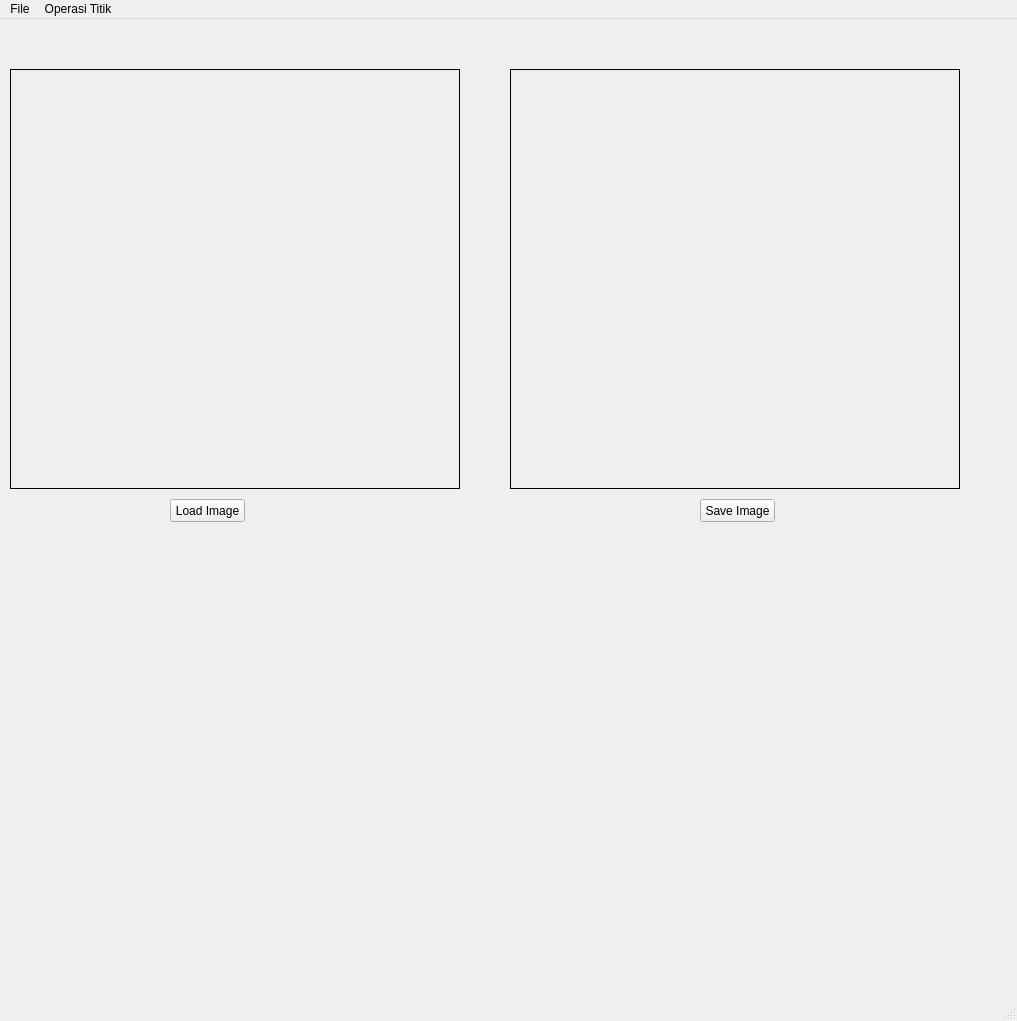
This is p1/A5/A5.ui in Rhyred/My_PraK_PCD as Qt 5 draws it before an edit. The edited form follows.
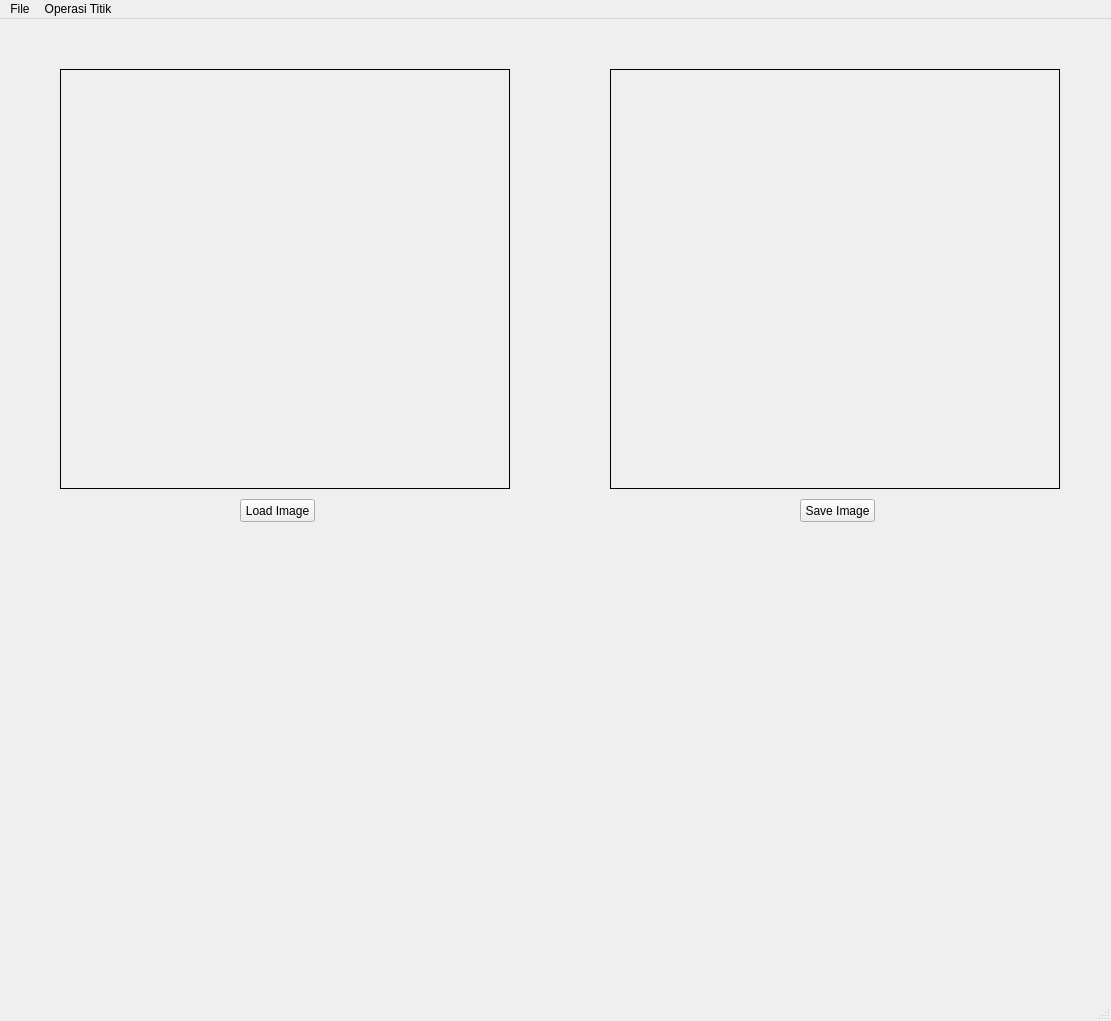
This is the edited form.

```diff
--- a/p1/A5/A5.ui
+++ b/p1/A5/A5.ui
@@ -6,7 +6,7 @@
    <rect>
     <x>0</x>
     <y>0</y>
-    <width>1017</width>
+    <width>1111</width>
     <height>1021</height>
    </rect>
   </property>
@@ -17,7 +17,7 @@
    <widget class="QPushButton" name="loadButton">
     <property name="geometry">
      <rect>
-      <x>170</x>
+      <x>240</x>
       <y>480</y>
       <width>75</width>
       <height>23</height>
@@ -30,7 +30,7 @@
    <widget class="QLabel" name="imgLabel">
     <property name="geometry">
      <rect>
-      <x>10</x>
+      <x>60</x>
       <y>50</y>
       <width>450</width>
       <height>420</height>
@@ -46,7 +46,7 @@
    <widget class="QLabel" name="hasilLabel">
     <property name="geometry">
      <rect>
-      <x>510</x>
+      <x>610</x>
       <y>50</y>
       <width>450</width>
       <height>420</height>
@@ -62,7 +62,7 @@
    <widget class="QPushButton" name="saveButton">
     <property name="geometry">
      <rect>
-      <x>700</x>
+      <x>800</x>
       <y>480</y>
       <width>75</width>
       <height>23</height>
@@ -78,7 +78,7 @@
     <rect>
      <x>0</x>
      <y>0</y>
-     <width>1017</width>
+     <width>1111</width>
      <height>21</height>
     </rect>
    </property>
```
